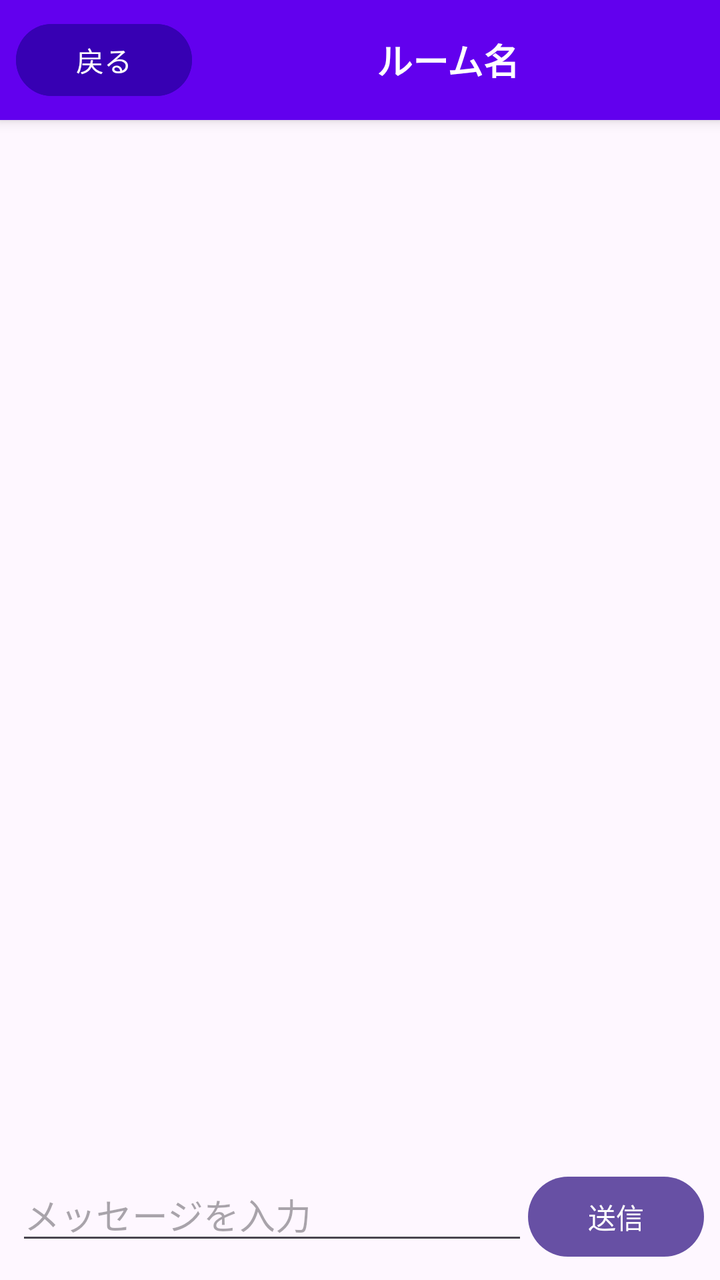
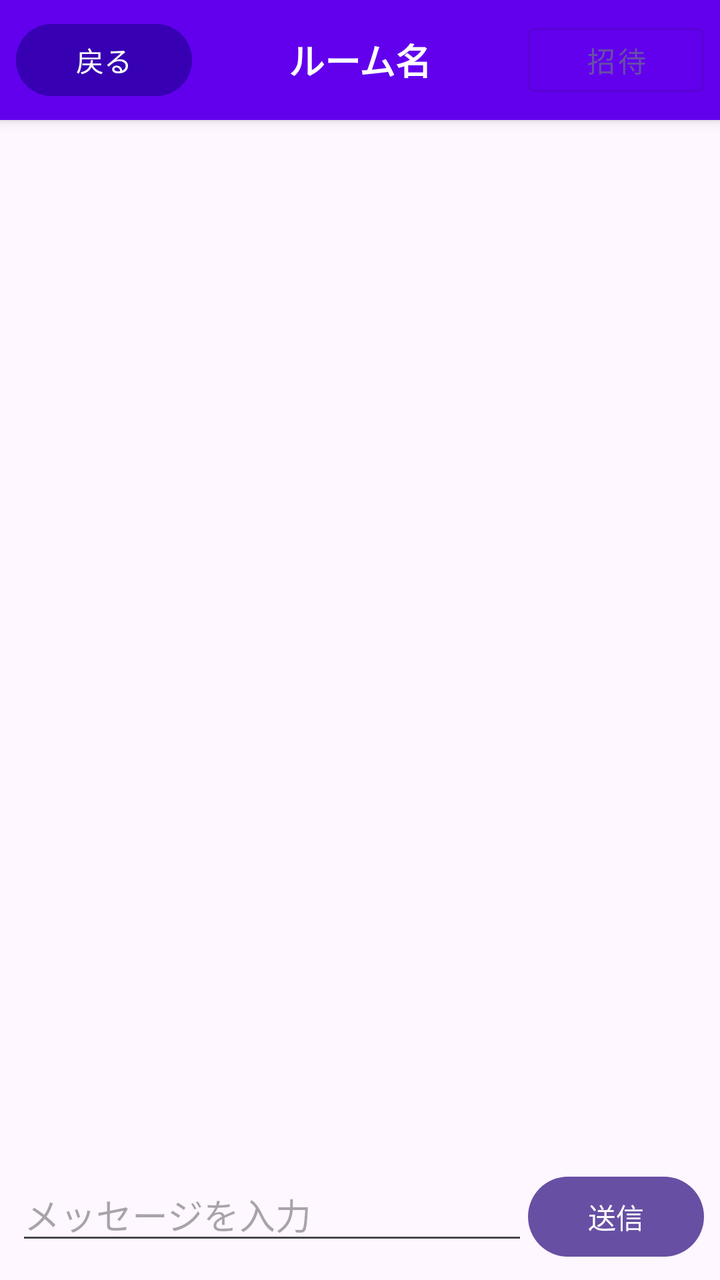

An Android layout rendered at two revisions. The XML below is the earlier revision; the diff shows what the commit changed to produce the second picture.
<!-- AndroidManifest.xml: application theme Theme.MyChat -->
<!-- res/layout/fragment_chat_room.xml -->
<?xml version="1.0" encoding="utf-8"?>
<androidx.constraintlayout.widget.ConstraintLayout
    xmlns:android="http://schemas.android.com/apk/res/android"
    xmlns:app="http://schemas.android.com/apk/res-auto"
    xmlns:tools="http://schemas.android.com/tools"
    android:layout_width="match_parent"
    android:layout_height="match_parent">
    <LinearLayout
        android:id="@+id/room"
        android:layout_width="match_parent"
        android:layout_height="60dp"
        android:orientation="horizontal"
        android:gravity="center_vertical"
        android:background="#6200EE"
        android:padding="8dp"
        android:elevation="4dp"
        app:layout_constraintTop_toTopOf="parent"> <Button
        android:id="@+id/roomListButton"
        android:layout_width="wrap_content"
        android:layout_height="wrap_content"
        android:text="戻る"
        android:textColor="#FFFFFF"
        android:backgroundTint="#3700B3" />

        <TextView
            android:id="@+id/roomName"
            android:layout_width="0dp"
            android:layout_height="wrap_content"
            android:layout_weight="1"
            android:text="ルーム名"
            android:textColor="#FFFFFF"
            android:textSize="18sp"
            android:textStyle="bold"
            android:gravity="center" />
    </LinearLayout>

    <androidx.recyclerview.widget.RecyclerView
        android:id="@+id/chatRecyclerView"
        android:layout_width="match_parent"
        android:layout_height="0dp"
        android:padding="16dp"
        android:clipToPadding="false"
        app:layout_constraintBottom_toTopOf="@+id/inputLayout"
        app:layout_constraintTop_toBottomOf="@id/roomName"
        app:layout_constraintVertical_bias="0.0" />
    <LinearLayout
        android:id="@+id/inputLayout"
        android:layout_width="match_parent"
        android:layout_height="wrap_content"
        android:orientation="horizontal"
        android:padding="8dp"
        app:layout_constraintBottom_toBottomOf="parent">

        <EditText
            android:id="@+id/messageInput"
            android:layout_width="0dp"
            android:layout_height="wrap_content"
            android:layout_weight="1"
            android:hint="メッセージを入力" />

        <Button
            android:id="@+id/sendButton"
            android:layout_width="wrap_content"
            android:layout_height="wrap_content"
            android:text="送信" />
    </LinearLayout>

</androidx.constraintlayout.widget.ConstraintLayout>
<!-- resources referenced by this layout -->
<resources>
  <style name="Theme.MyChat" parent="Base.Theme.MyChat" />
  <style name="Base.Theme.MyChat" parent="Theme.Material3.DayNight.NoActionBar">
          
          
      </style>
</resources>

<!-- the commit's change to res/layout/fragment_chat_room.xml (unified diff, before → after) -->
@@ -32,6 +32,13 @@
             android:textSize="18sp"
             android:textStyle="bold"
             android:gravity="center" />
+
+        <Button
+            android:id="@+id/inviteButton"
+            android:layout_width="wrap_content"
+            android:layout_height="wrap_content"
+            android:text="招待"
+            style="@style/Widget.MaterialComponents.Button.OutlinedButton" />
     </LinearLayout>
 
     <androidx.recyclerview.widget.RecyclerView
